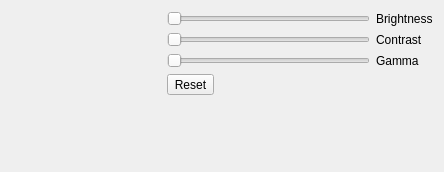
The window that examples/data/image-manipulation.ui (GitoriousLispBackup/eql) describes before a commit, drawn with Qt 5.
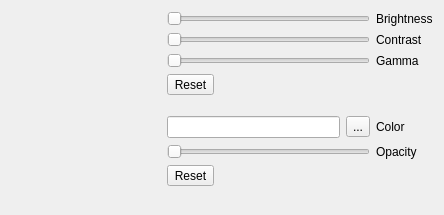
The same window after the commit.

Commit message: examples/X-extras/qimage.lisp: add color filter

Patch:
```diff
--- a/examples/data/image-manipulation.ui
+++ b/examples/data/image-manipulation.ui
@@ -7,13 +7,13 @@
     <x>0</x>
     <y>0</y>
     <width>444</width>
-    <height>168</height>
+    <height>215</height>
    </rect>
   </property>
   <property name="windowTitle">
    <string>Image Manipulation</string>
   </property>
-  <layout class="QHBoxLayout" name="horizontalLayout_2">
+  <layout class="QHBoxLayout" name="horizontalLayout_4">
    <item>
     <widget class="QWidget" name="display" native="true">
      <property name="minimumSize">
@@ -76,9 +76,7 @@
          </property>
         </widget>
        </item>
-      </layout>
-     </item>
-     <item>
+       <item row="3" column="0">
       <layout class="QHBoxLayout" name="horizontalLayout">
        <item>
         <widget class="QToolButton" name="reset">
@@ -99,6 +97,89 @@
           </size>
          </property>
         </spacer>
+         </item>
+        </layout>
+       </item>
+       <item row="4" column="0">
+        <spacer name="space">
+         <property name="orientation">
+          <enum>Qt::Vertical</enum>
+         </property>
+         <property name="sizeType">
+          <enum>QSizePolicy::Fixed</enum>
+         </property>
+         <property name="sizeHint" stdset="0">
+          <size>
+           <width>20</width>
+           <height>15</height>
+          </size>
+         </property>
+        </spacer>
+       </item>
+       <item row="5" column="0">
+        <layout class="QHBoxLayout" name="horizontalLayout_3">
+         <item>
+          <widget class="QLineEdit" name="color"/>
+         </item>
+         <item>
+          <widget class="QToolButton" name="choose_color">
+           <property name="text">
+            <string>...</string>
+           </property>
+          </widget>
+         </item>
+        </layout>
+       </item>
+       <item row="5" column="1">
+        <widget class="QLabel" name="label4">
+         <property name="text">
+          <string>Color</string>
+         </property>
+        </widget>
+       </item>
+       <item row="6" column="0">
+        <widget class="QSlider" name="opacity">
+         <property name="minimum">
+          <number>0</number>
+         </property>
+         <property name="maximum">
+          <number>100</number>
+         </property>
+         <property name="orientation">
+          <enum>Qt::Horizontal</enum>
+         </property>
+        </widget>
+       </item>
+       <item row="6" column="1">
+        <widget class="QLabel" name="label5">
+         <property name="text">
+          <string>Opacity</string>
+         </property>
+        </widget>
+       </item>
+       <item row="7" column="0">
+        <layout class="QHBoxLayout" name="horizontalLayout_2">
+         <item>
+          <widget class="QToolButton" name="reset_color">
+           <property name="text">
+            <string>Reset</string>
+           </property>
+          </widget>
+         </item>
+         <item>
+          <spacer name="horizontalSpacer_2">
+           <property name="orientation">
+            <enum>Qt::Horizontal</enum>
+           </property>
+           <property name="sizeHint" stdset="0">
+            <size>
+             <width>40</width>
+             <height>20</height>
+            </size>
+           </property>
+          </spacer>
+         </item>
+        </layout>
        </item>
       </layout>
      </item>
```
Lines whose indentation alone changed are shown as unchanged. The commit also changes 5 other files.
